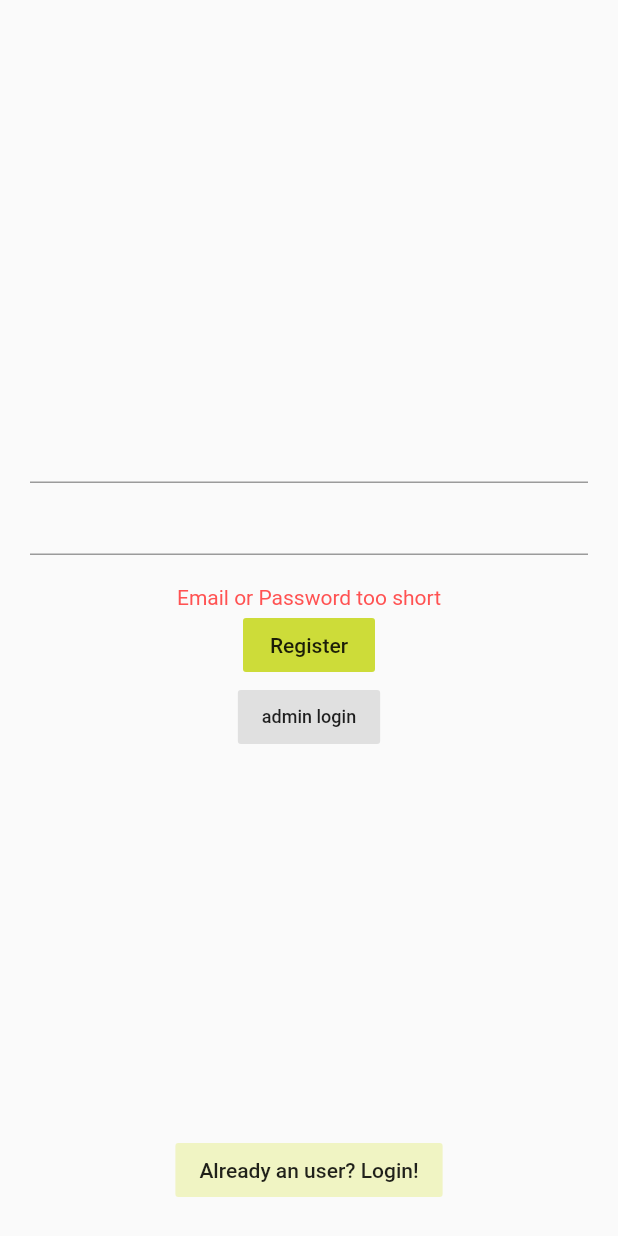
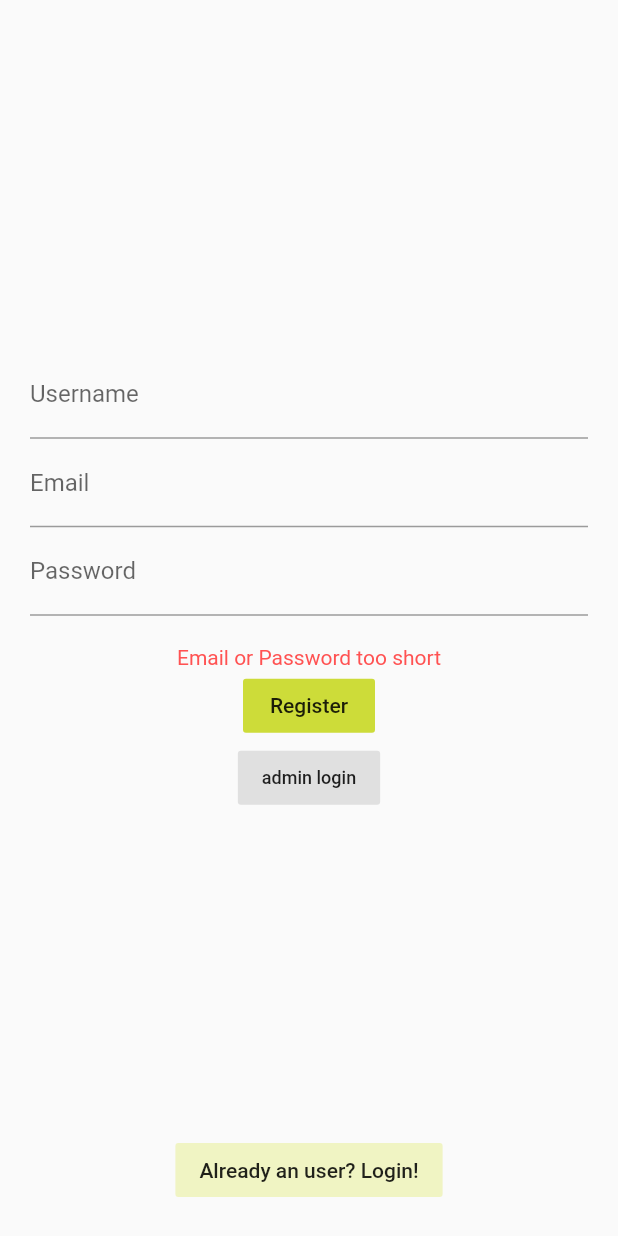
Before and after one commit to stevendz/parking, a Flutter app: the screen it shows after launch, after a tap on "Register", on a phone screen of 412 x 824 dp. Run offline on Flutter 3.47's test engine with Material 2 defaults, Android fonts, the phone set to English and light mode, and no system bars; our stand-ins replace cloud_firestore, firebase_auth, firebase_core, geolocator, get, google_maps_flutter; missing offline and left inert: fab_circular_menu; accounts and stored records are empty.

Commit message:
Add username to signup screen and create document on firebase signup

```diff
--- a/lib/screens/auth_screen.dart
+++ b/lib/screens/auth_screen.dart
@@ -1,3 +1,4 @@
+import 'package:cloud_firestore/cloud_firestore.dart';
 import 'package:firebase_auth/firebase_auth.dart';
 import 'package:flutter/material.dart';
 import 'package:parking/screens/map_screen.dart';
@@ -10,14 +11,16 @@ class AuthScreen extends StatefulWidget {
 }
 
 class _AuthScreenState extends State<AuthScreen> {
-  final nameController = TextEditingController();
+  CollectionReference usersDb = FirebaseFirestore.instance.collection('users');
+  final usernameController = TextEditingController();
+  final emailController = TextEditingController();
   final passwordController = TextEditingController();
   bool isSignUp = true;
   String errorMessage = '';
 
   void signin() async {
     try {
-      if (nameController.text.trim().length < 6 ||
+      if (emailController.text.trim().length < 6 ||
           passwordController.text.trim().length < 6) {
         setState(() {
           errorMessage = 'Email or Password too short';
@@ -26,7 +29,7 @@ class _AuthScreenState extends State<AuthScreen> {
       }
       UserCredential user = await FirebaseAuth.instance
           .signInWithEmailAndPassword(
-              email: nameController.text, password: passwordController.text);
+              email: emailController.text, password: passwordController.text);
       if (user != null) {
         Get.off(MapScreen());
       }
@@ -39,7 +42,7 @@ class _AuthScreenState extends State<AuthScreen> {
 
   void signup() async {
     try {
-      if (nameController.text.trim().length < 6 ||
+      if (emailController.text.trim().length < 6 ||
           passwordController.text.trim().length < 3) {
         setState(() {
           errorMessage = 'Email or Password too short';
@@ -48,8 +51,14 @@ class _AuthScreenState extends State<AuthScreen> {
       }
       UserCredential user = await FirebaseAuth.instance
           .createUserWithEmailAndPassword(
-              email: nameController.text, password: passwordController.text);
+              email: emailController.text, password: passwordController.text);
       if (user != null) {
+        usersDb.doc(user.user.uid).set({
+          'username': usernameController.text,
+          'email': emailController.text,
+          'avatarUrl':
+              'https://tanzolymp.com/images/default-non-user-no-photo-1.jpg'
+        });
         Get.off(MapScreen());
       }
     } catch (error) {
@@ -71,10 +80,18 @@ class _AuthScreenState extends State<AuthScreen> {
                   mainAxisAlignment: MainAxisAlignment.center,
                   children: [
                     Spacer(),
+                    isSignUp
+                        ? TextFormField(
+                            decoration: InputDecoration(labelText: 'Username'),
+                            controller: usernameController,
+                          )
+                        : Container(),
                     TextFormField(
-                      controller: nameController,
+                      decoration: InputDecoration(labelText: 'Email'),
+                      controller: emailController,
                     ),
                     TextFormField(
+                      decoration: InputDecoration(labelText: 'Password'),
                       obscureText: true,
                       controller: passwordController,
                     ),
--- a/lib/screens/profile_screen.dart
+++ b/lib/screens/profile_screen.dart
@@ -56,8 +56,8 @@ class _ProfileScreenState extends State<ProfileScreen> {
                         ),
                         FlatButton(
                           color: Colors.redAccent,
-                          onPressed: () {
-                            FirebaseAuth.instance.signOut();
+                          onPressed: () async {
+                            await FirebaseAuth.instance.signOut();
                             Get.off(AuthScreen());
                           },
                           child: Text('logout'),
--- a/lib/widgets/fab_menu.dart
+++ b/lib/widgets/fab_menu.dart
@@ -35,7 +35,9 @@ class FabMenu extends StatelessWidget {
         ),
         RawMaterialButton(
           elevation: 0,
-          onPressed: () {},
+          onPressed: () {
+            FirebaseAuth.instance.signOut();
+          },
           fillColor: Theme.of(context).primaryColorLight,
           shape: CircleBorder(),
           child: Icon(Icons.chat),
```
